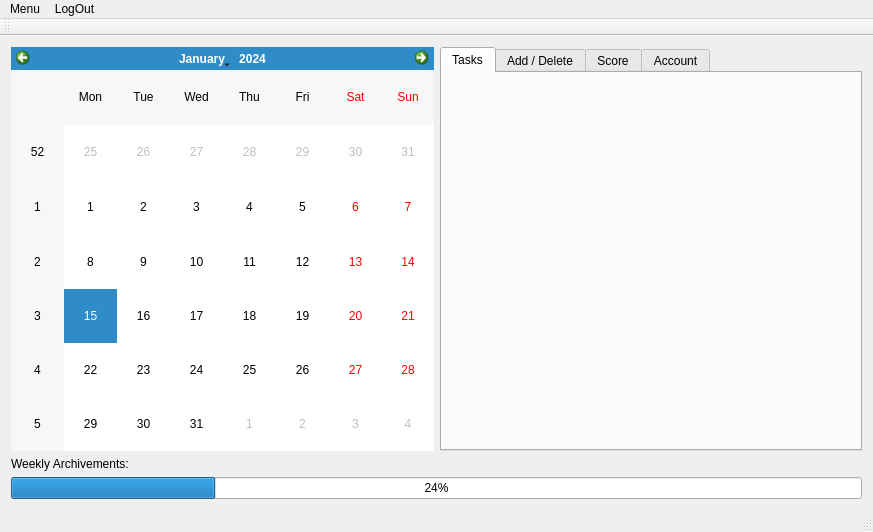
Old version of the form PersonalPlanner/mainwindow.ui in the repository sabrine-gamdou/PersonalPlanner.
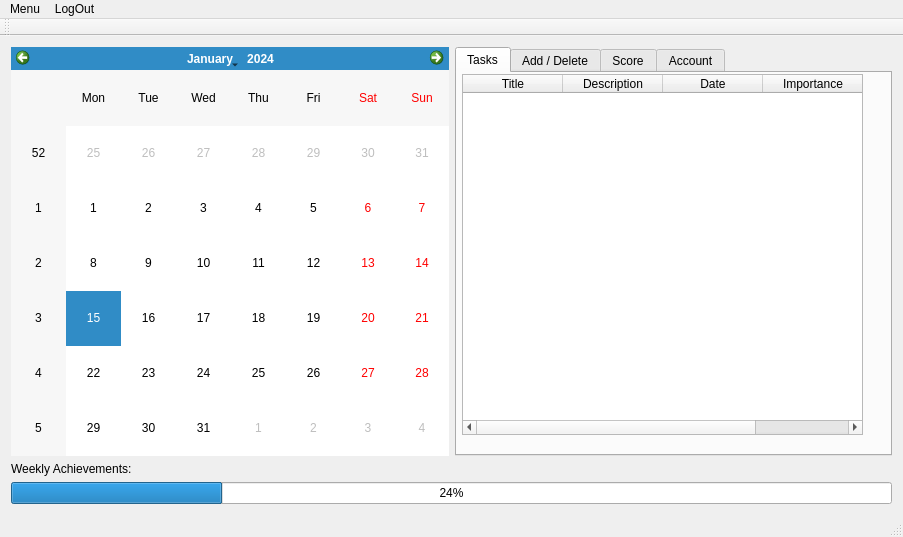
New version of the form. The open tabs and pages were chosen to show the change.

The edit to the form file:
```diff
--- a/PersonalPlanner/mainwindow.ui
+++ b/PersonalPlanner/mainwindow.ui
@@ -6,8 +6,8 @@
    <rect>
     <x>0</x>
     <y>0</y>
-    <width>873</width>
-    <height>532</height>
+    <width>903</width>
+    <height>537</height>
    </rect>
   </property>
   <property name="windowTitle">
@@ -26,6 +26,36 @@
          <attribute name="title">
           <string>Tasks</string>
          </attribute>
+         <widget class="QTableWidget" name="tableWidget_2">
+          <property name="geometry">
+           <rect>
+            <x>5</x>
+            <y>1</y>
+            <width>401</width>
+            <height>361</height>
+           </rect>
+          </property>
+          <column>
+           <property name="text">
+            <string>Title</string>
+           </property>
+          </column>
+          <column>
+           <property name="text">
+            <string>Description</string>
+           </property>
+          </column>
+          <column>
+           <property name="text">
+            <string>Date</string>
+           </property>
+          </column>
+          <column>
+           <property name="text">
+            <string>Importance</string>
+           </property>
+          </column>
+         </widget>
         </widget>
         <widget class="QWidget" name="Aufgabe">
          <attribute name="title">
@@ -485,7 +515,7 @@
     <item row="3" column="0">
      <widget class="QLabel" name="label_4">
       <property name="text">
-       <string>Weekly Archivements: </string>
+       <string>Weekly Achievements: </string>
       </property>
      </widget>
     </item>
@@ -503,7 +533,7 @@
     <rect>
      <x>0</x>
      <y>0</y>
-     <width>873</width>
+     <width>903</width>
      <height>22</height>
     </rect>
    </property>
```
Left out of the diff: 2 changed lines with no effect on the pictures.
